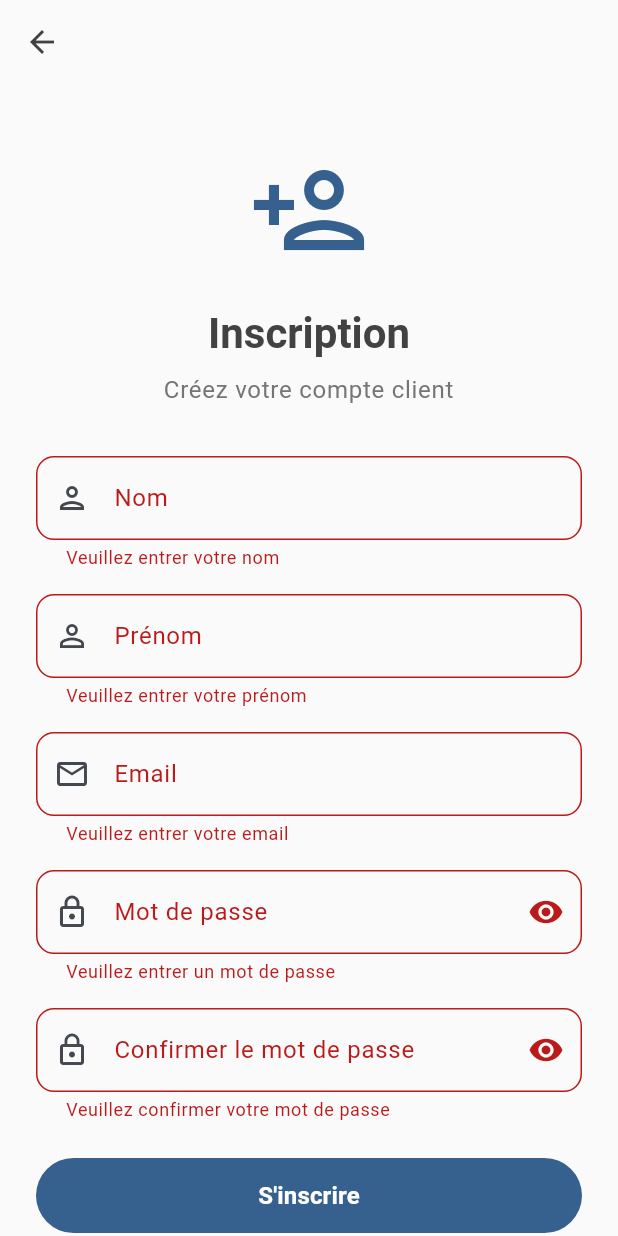
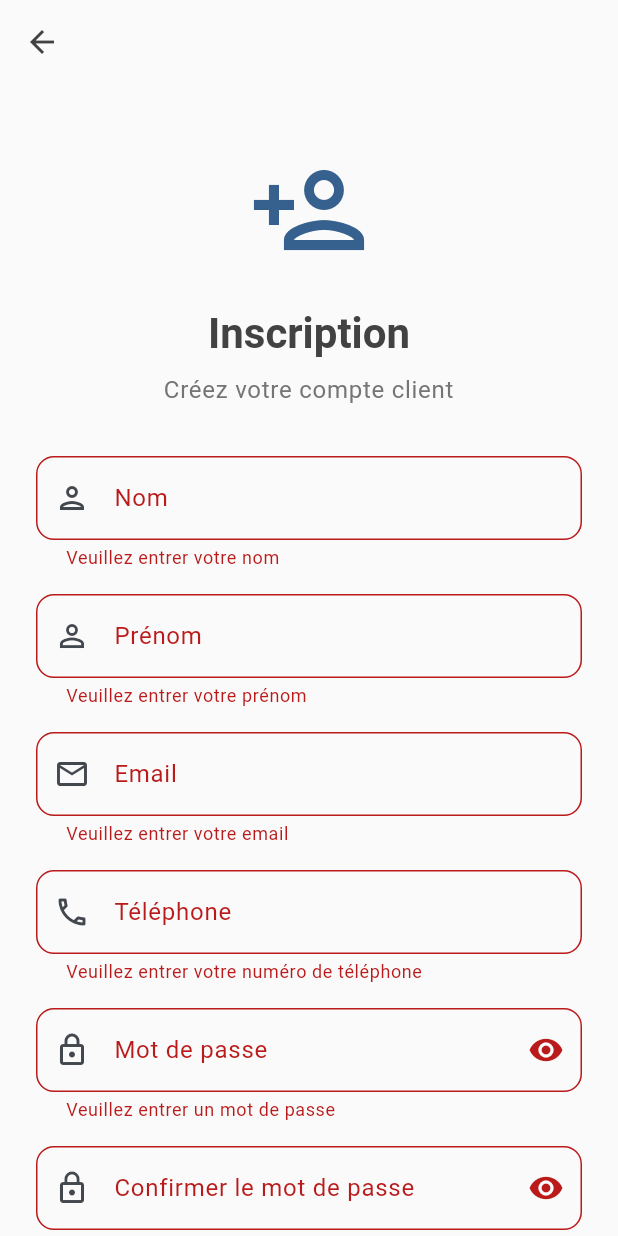
Before and after one commit to Michael89100/ProjectFlutterReservation, a Flutter app: the RegisterView screen opened directly, after a tap on an icon or button, on a phone screen of 412 x 824 dp. Run offline on Flutter 3.47's test engine with Material 3 defaults, Android fonts, the phone set to English and light mode, and no system bars; our stand-ins replace email_validator, flutter_spinkit, shared_preferences; accounts and stored records are empty.

Commit message:
feat : ajout du champ téléphone dans le formulaire d'inscription et mise à jour des services associés

```diff
--- a/project_front/lib/models/auth_response.dart
+++ b/project_front/lib/models/auth_response.dart
@@ -62,6 +62,7 @@ class RegisterRequest {
   final String prenom;
   final String email;
   final String password;
+  final String telephone;
   final String role;
 
   RegisterRequest({
@@ -69,6 +70,7 @@ class RegisterRequest {
     required this.prenom,
     required this.email,
     required this.password,
+    required this.telephone,
     this.role = 'client',
   });
 
@@ -78,6 +80,7 @@ class RegisterRequest {
       'prenom': prenom,
       'email': email,
       'password': password,
+      'telephone': telephone,
       'role': role,
     };
   }
--- a/project_front/lib/services/auth_service.dart
+++ b/project_front/lib/services/auth_service.dart
@@ -64,13 +64,14 @@ class AuthService {
     }
   }
 
-  Future<AuthResponse> register(String nom, String prenom, String email, String password) async {
+  Future<AuthResponse> register(String nom, String prenom, String email, String password, String telephone) async {
     try {
       final request = RegisterRequest(
         nom: nom,
         prenom: prenom,
         email: email,
         password: password,
+        telephone: telephone,
         role: 'client',
       );
 
--- a/project_front/lib/viewmodels/auth_viewmodel.dart
+++ b/project_front/lib/viewmodels/auth_viewmodel.dart
@@ -95,12 +95,12 @@ class AuthViewModel extends ChangeNotifier {
   }
 
   // Inscription
-  Future<bool> register(String nom, String prenom, String email, String password) async {
+  Future<bool> register(String nom, String prenom, String email, String password, String telephone) async {
     _setLoading(true);
     _clearError();
 
     try {
-      final authResponse = await _authService.register(nom, prenom, email, password);
+      final authResponse = await _authService.register(nom, prenom, email, password, telephone);
 
       // Ne pas connecter automatiquement après l'inscription
       // L'utilisateur devra se connecter manuellement
--- a/project_front/lib/views/auth/register_view.dart
+++ b/project_front/lib/views/auth/register_view.dart
@@ -16,6 +16,7 @@ class _RegisterViewState extends State<RegisterView> {
   final _nomController = TextEditingController();
   final _prenomController = TextEditingController();
   final _emailController = TextEditingController();
+  final _telephoneController = TextEditingController();
   final _passwordController = TextEditingController();
   final _confirmPasswordController = TextEditingController();
   bool _obscurePassword = true;
@@ -26,6 +27,7 @@ class _RegisterViewState extends State<RegisterView> {
     _nomController.dispose();
     _prenomController.dispose();
     _emailController.dispose();
+    _telephoneController.dispose();
     _passwordController.dispose();
     _confirmPasswordController.dispose();
     super.dispose();
@@ -41,6 +43,7 @@ class _RegisterViewState extends State<RegisterView> {
       _prenomController.text.trim(),
       _emailController.text.trim(),
       _passwordController.text,
+      _telephoneController.text.trim(),
     );
 
     if (success && mounted) {
@@ -170,6 +173,28 @@ class _RegisterViewState extends State<RegisterView> {
                         }
                         if (!EmailValidator.validate(value)) {
                           return 'Veuillez entrer un email valide';
+                        }
+                        return null;
+                      },
+                    ),
+                    const SizedBox(height: 16),
+
+                    TextFormField(
+                      controller: _telephoneController,
+                      keyboardType: TextInputType.phone,
+                      decoration: const InputDecoration(
+                        labelText: 'Téléphone',
+                        hintText: 'Entrez votre numéro de téléphone',
+                        prefixIcon: Icon(Icons.phone_outlined),
+                      ),
+                      validator: (value) {
+                        if (value == null || value.trim().isEmpty) {
+                          return 'Veuillez entrer votre numéro de téléphone';
+                        }
+                        // Validation basique du format téléphone français
+                        final phoneRegex = RegExp(r'^(?:(?:\+|00)33|0)\s*[1-9](?:[\s.-]*\d{2}){4}$');
+                        if (!phoneRegex.hasMatch(value.trim().replaceAll(RegExp(r'[\s.-]'), ''))) {
+                          return 'Veuillez entrer un numéro de téléphone valide';
                         }
                         return null;
                       },
```
